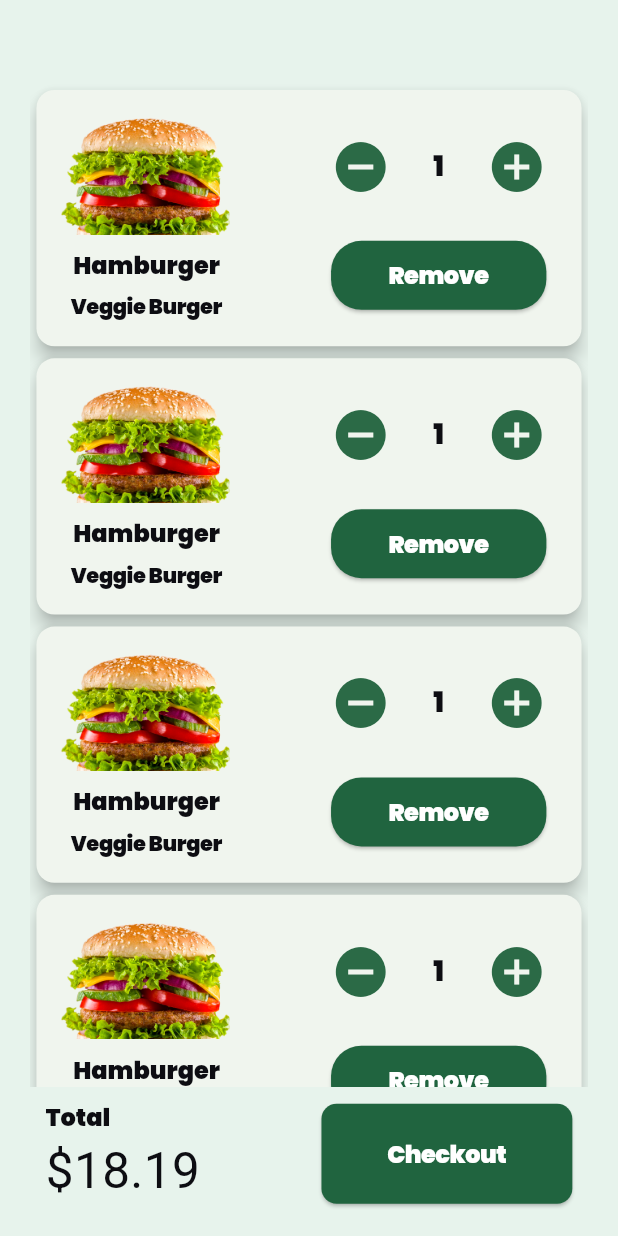
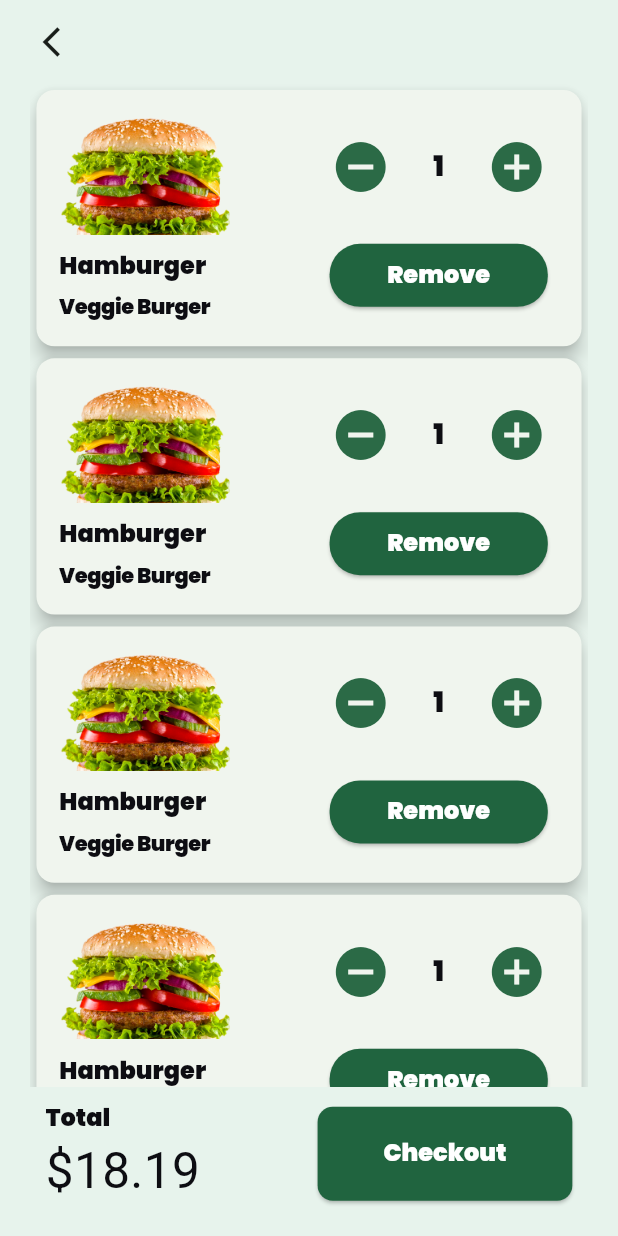
Before and after one commit to mariamattef2024-cmyk/Hungry, a Flutter app: the CartScreen screen opened directly, on a phone screen of 412 x 824 dp. Run offline on Flutter 3.47's test engine with Material 3 defaults, Android fonts, the phone set to English and light mode, and no system bars; our stand-ins replace flutter_bloc, flutter_screenutil, flutter_svg, gap, hydrated_bloc.

```diff
--- a/lib/core/config/theme/theme_data/light/theme_data_light_orange.dart
+++ b/lib/core/config/theme/theme_data/light/theme_data_light_orange.dart
@@ -14,6 +14,7 @@ ThemeData getLightOrangeTheme() {
       brightness: Brightness.light,
     ),
       appBarTheme: AppBarTheme(
+
       backgroundColor: AppColors.scaffoldBackgroundColorLight,
       elevation: 0,
     ),
--- /dev/null
+++ b/lib/core/widgets/app_bar_widget.dart
@@ -0,0 +1,19 @@
+import 'package:flutter/material.dart';
+import 'package:flutter_screenutil/flutter_screenutil.dart';
+
+class AppBarWidget extends StatelessWidget {
+  const AppBarWidget({super.key});
+
+  @override
+  Widget build(BuildContext context) {
+    return Padding(
+      padding: EdgeInsets.only(left: 20.0.r),
+      child: IconButton(
+        onPressed: () {
+          Navigator.pop(context);
+        },
+        icon: Icon(Icons.arrow_back_ios),
+      ),
+    );
+  }
+}
--- a/lib/core/widgets/custom_elevation_button.dart
+++ b/lib/core/widgets/custom_elevation_button.dart
@@ -20,7 +20,7 @@ class CustomElevationButton extends StatelessWidget {
       style: ElevatedButton.styleFrom(
         padding:
             padding ?? EdgeInsets.symmetric(horizontal: 10.w, vertical: 5.h),
-        maximumSize: maximumSize,
+        maximumSize:maximumSize,
         shape: RoundedRectangleBorder(
           borderRadius: BorderRadius.circular(10.r),
         ),
--- a/lib/features/card/presentation/views/cart_screen.dart
+++ b/lib/features/card/presentation/views/cart_screen.dart
@@ -1,5 +1,7 @@
 import 'package:flutter/material.dart';
 import 'package:flutter_screenutil/flutter_screenutil.dart';
+import 'package:hungry/core/config/theme/app_text_style.dart';
+import 'package:hungry/core/widgets/app_bar_widget.dart';
 import 'package:hungry/features/card/presentation/widgets/cart_item.dart'
     show CartItem;
 import 'package:hungry/features/home/presentation/widgets/total_widget.dart';
@@ -13,20 +15,24 @@ class CartScreen extends StatefulWidget {
 }
 
 class _CartScreenState extends State<CartScreen> {
+  final int itemCount = 10;
+  late List<int> quantaties;
   int number = 1;
-  void onAdd() {
-    number++;
+
+  @override
+  void initState() {
+    super.initState();
+    quantaties = List.generate(itemCount, (index) => 1);
+  }
+
+  void onAdd(int index) {
+    quantaties[index]++;
     setState(() {});
   }
 
-  void onRemove() {
-    number == 0;
-    setState(() {});
-  }
-
-  void onMinus() {
-    if (number < 1) return;
-    number--;
+  void onMinus(int index) {
+    if (quantaties[index] < 1) return;
+    quantaties[index]--;
     setState(() {});
   }
 
@@ -34,8 +40,8 @@ class _CartScreenState extends State<CartScreen> {
   Widget build(BuildContext context) {
     return Scaffold(
       appBar: AppBar(
+        leading: AppBarWidget(),
         scrolledUnderElevation: 0,
-
       ),
       body: Padding(
         padding: EdgeInsets.only(right: 20.0.r, left: 20.r, bottom: 10.r),
@@ -43,22 +49,27 @@ class _CartScreenState extends State<CartScreen> {
           children: [
             Expanded(
               child: ListView.builder(
-                itemCount: 7,
+                itemCount: itemCount,
                 itemBuilder: (context, index) {
                   return CartItem(
                     image: 'assets/images/image 1.png',
                     title: "Hamburger",
                     subTitle: 'Veggie Burger',
-                    onAdd: onAdd,
-                    onRemove: onRemove,
-                    onMinus: onMinus,
-                    number: number,
+                    onAdd: () => onAdd(index),
+                    onRemove: () {},
+                    onMinus: () => onMinus(index),
+                    number: quantaties[index],
                   );
                 },
               ),
             ),
 
-            TotalWidget(child: Text('Checkout')),
+            TotalWidget(
+              onPressed: () {
+                Navigator.pushNamed(context, '/checkout-screen');
+              },
+              child: Text('Checkout', style: AppTextStyles.mMedium),
+            ),
           ],
         ),
       ),
--- a/lib/features/card/presentation/widgets/cart_item.dart
+++ b/lib/features/card/presentation/widgets/cart_item.dart
@@ -18,7 +18,7 @@ class CartItem extends StatelessWidget {
     this.onRemove,
     this.onAdd,
     this.onMinus,
-    required this.number
+    required this.number,
   });
 
   @override
@@ -31,6 +31,7 @@ class CartItem extends StatelessWidget {
           mainAxisAlignment: MainAxisAlignment.spaceBetween,
           children: [
             Column(
+              crossAxisAlignment: CrossAxisAlignment.start,
               children: [
                 Image.asset(image, height: 80.h),
                 Gap(10.r),
@@ -47,11 +48,8 @@ class CartItem extends StatelessWidget {
                   children: [
                     IconButton(
                       color: Theme.of(context).colorScheme.primary,
-
                       onPressed: onMinus,
                       icon: Icon(Icons.remove_circle, size: 40),
-
-                      // color: Theme.of(context).colorScheme.primary,
                     ),
 
                     Gap(20.r),
@@ -80,7 +78,7 @@ class CartItem extends StatelessWidget {
                     ),
                   ),
                   onPressed: onRemove,
-                  child: Text('Remove'),
+                  child: Text('Remove', style: AppTextStyles.mMedium),
                 ),
               ],
             ),
--- a/lib/features/home/presentation/widgets/total_widget.dart
+++ b/lib/features/home/presentation/widgets/total_widget.dart
@@ -5,7 +5,8 @@ import 'package:hungry/core/widgets/custom_elevation_button.dart';
 
 class TotalWidget extends StatelessWidget {
   final Widget child;
-  const TotalWidget({super.key, required this.child});
+  final void Function()? onPressed;
+  const TotalWidget({super.key, required this.child, this.onPressed});
 
   @override
   Widget build(BuildContext context) {
@@ -29,7 +30,7 @@ class TotalWidget extends StatelessWidget {
           ),
 
           CustomElevationButton(
-            onPressed: () {},
+            onPressed: onPressed,
             maximumSize: Size(200.w, 70.h),
             padding: EdgeInsets.symmetric(horizontal: 40.w, vertical: 20.h),
             child: child,
--- a/lib/routes.dart
+++ b/lib/routes.dart
@@ -1,7 +1,9 @@
 import 'package:flutter/material.dart';
 import 'package:hungry/core/screens/not_found.dart';
+import 'package:hungry/features/checkout/presentation/views/checkout_screen.dart';
 import 'package:hungry/features/home/presentation/views/home_screen.dart';
 import 'package:hungry/features/home/presentation/views/product_details_screen.dart';
+import 'package:hungry/features/order_history/presentation/views/order_history.dart';
 import 'package:hungry/root.dart';
 import 'package:hungry/splash.dart';
 
@@ -11,6 +13,8 @@ class AppRouter {
     Splash.routeName: (context) => const Splash(),
     HomeScreen.routeName: (context) => const HomeScreen(),
     ProductDetailsScreen.routeName: (context) => const ProductDetailsScreen(),
+    CheckoutScreen.routeName: (context) => const CheckoutScreen(),
+    OrderHistory.routeName: (context) => const OrderHistory(),
   };
 
   static Route<dynamic> onGenerateRoute(RouteSettings settings) {
```
Also changed, not shown: lib/features/checkout/presentation/views/checkout_screen.dart (added, +19 -0 lines), lib/features/order_history/presentation/views/order_history.dart (+78 -1 lines).
